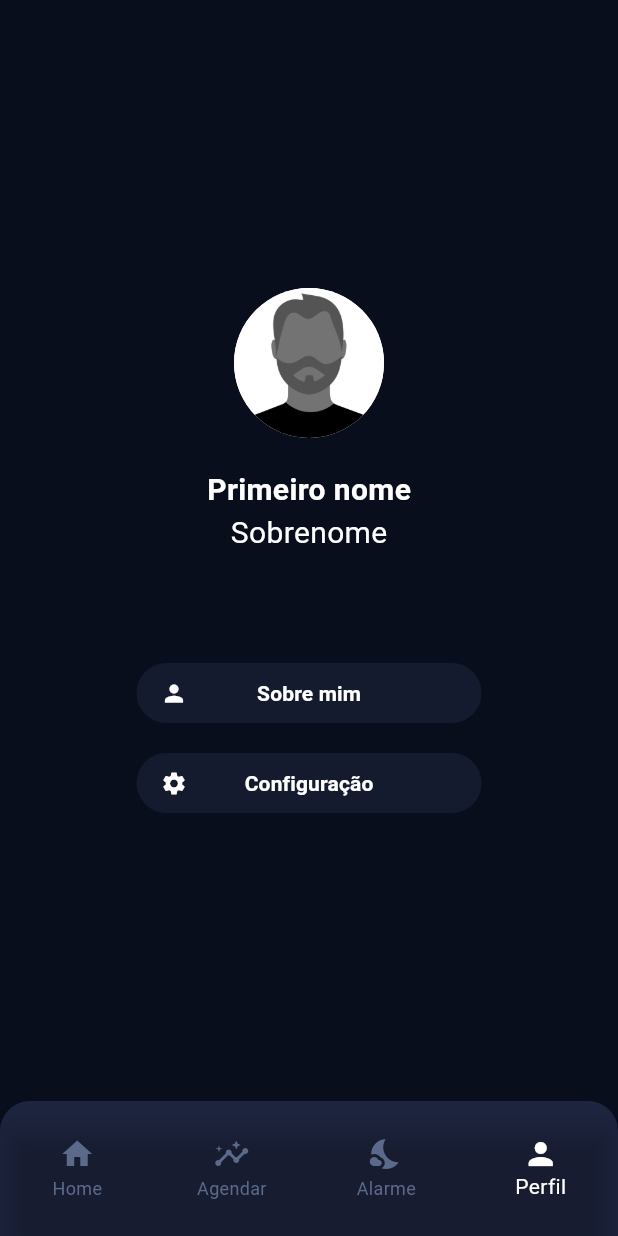
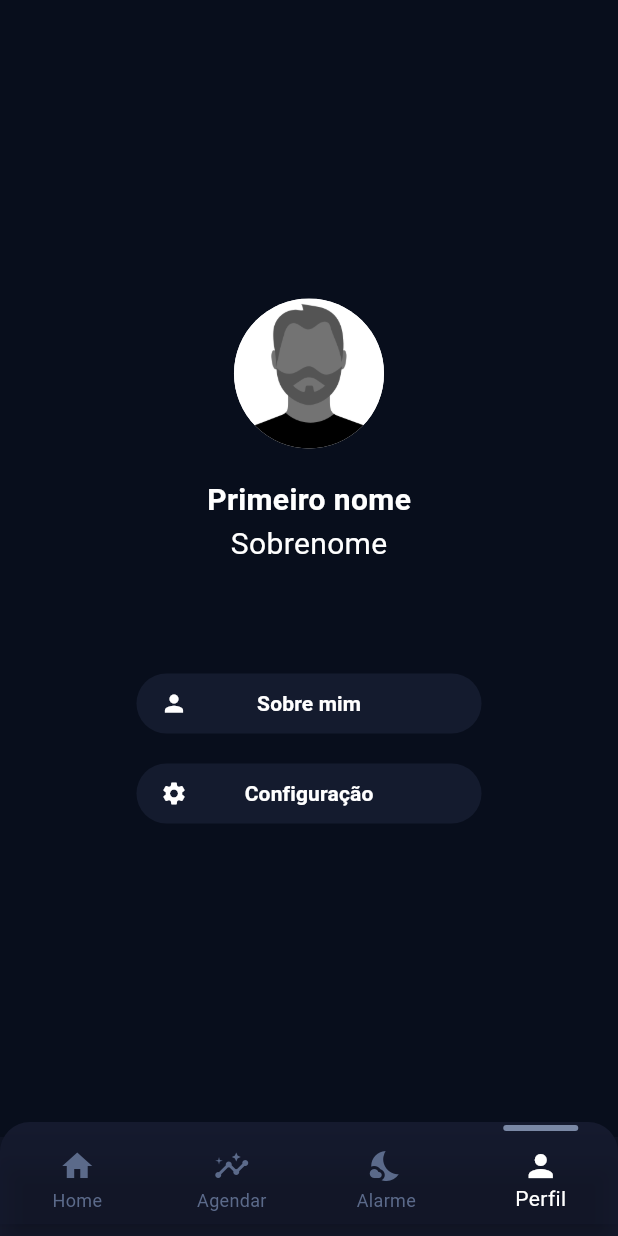
Before and after one commit to LucasMarmittCatarino/Sonho_Saudavel, a Flutter app: the BottomTabNavigator screen opened directly, item 4 of the bottom bar chosen, on a phone screen of 412 x 824 dp. Run offline on Flutter 3.47's test engine with Material 3 defaults, Android fonts, the phone set to English and light mode, and no system bars.

Commit message:
feat: new style for bottomNavigato

```diff
--- a/lib/navigations/bottom_tab_navigator.dart
+++ b/lib/navigations/bottom_tab_navigator.dart
@@ -36,18 +36,23 @@ class _BottomTabNavigatorState extends State<BottomTabNavigator> {
         children: _screens,
       ),
       bottomNavigationBar: Container(
-        height: 90,
+        height: 76,
         decoration: const BoxDecoration(
-          color: Color.fromARGB(255, 31, 38, 66),
+          color: Color(0xFF151A2E),
           borderRadius: BorderRadius.only(
             topLeft: Radius.circular(20),
             topRight: Radius.circular(20),
           ),
         ),
+        child: Stack(
+          alignment: Alignment.bottomCenter,
+          children: [
+            Padding(
+              padding: const EdgeInsets.only(bottom: 8.0),
               child: BottomNavigationBar(
                 currentIndex: _selectedIndex,
                 onTap: _onItemTapped,
-          backgroundColor: Colors.transparent,
+                backgroundColor: const Color.fromARGB(110, 21, 26, 46),
                 selectedItemColor: Colors.white,
                 unselectedItemColor: const Color(0xFF5b6a8a),
                 type: BottomNavigationBarType.fixed,
@@ -71,6 +76,21 @@ class _BottomTabNavigatorState extends State<BottomTabNavigator> {
                 ],
               ),
             ),
+            Positioned(
+              bottom: 70,
+              left: (_selectedIndex * (MediaQuery.of(context).size.width / 4)) + (MediaQuery.of(context).size.width / 8) - 25,
+              child: Container(
+                width: 50,
+                height: 4,
+                decoration: BoxDecoration(
+                  color: const Color(0xFF7A88A5),
+                  borderRadius: BorderRadius.circular(2),
+                ),
+              ),
+            ),
+          ],
+        ),
+      ),
     );
   }
 }
```
Lines whose indentation alone changed are shown as unchanged.
